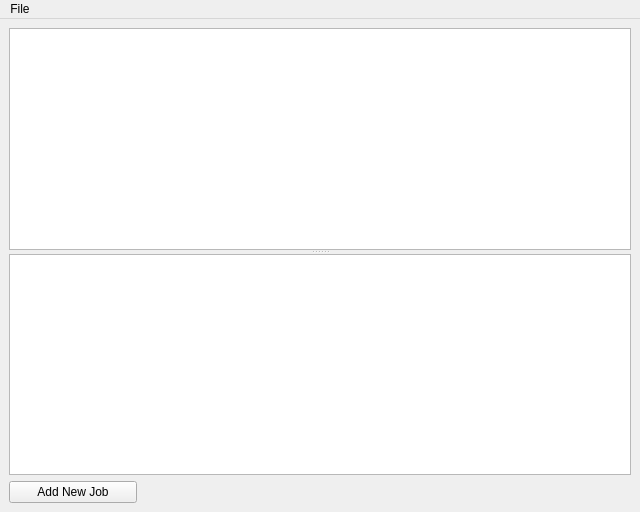
The window that gui/win_main.ui (lordmulder/Simple-x264-Launcher) describes before a commit, drawn with Qt 5.
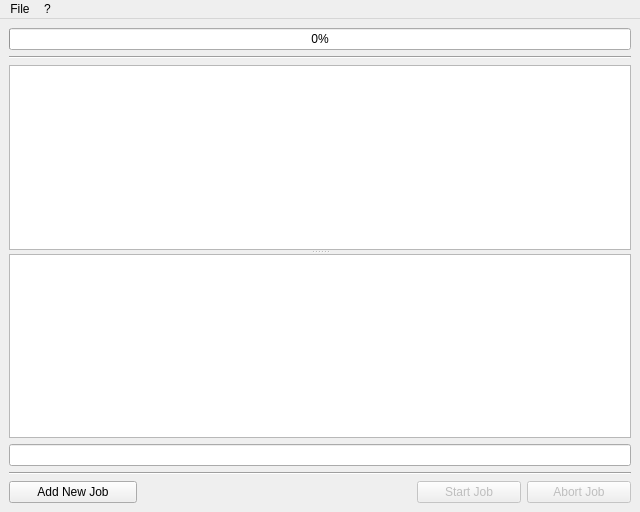
The same window after the commit. Icons and pictures are not drawn.

Commit message: Show progress and progress details in main window!

```diff
--- a/gui/win_main.ui
+++ b/gui/win_main.ui
@@ -15,6 +15,26 @@
   </property>
   <widget class="QWidget" name="centralwidget">
    <layout class="QVBoxLayout" name="verticalLayout">
+    <item>
+     <widget class="QProgressBar" name="progressBar">
+      <property name="value">
+       <number>0</number>
+      </property>
+      <property name="alignment">
+       <set>Qt::AlignCenter</set>
+      </property>
+     </widget>
+    </item>
+    <item>
+     <widget class="QFrame" name="frame_2">
+      <property name="frameShape">
+       <enum>QFrame::HLine</enum>
+      </property>
+      <property name="frameShadow">
+       <enum>QFrame::Sunken</enum>
+      </property>
+     </widget>
+    </item>
     <item>
      <widget class="QSplitter" name="splitter">
       <property name="orientation">
@@ -24,6 +44,9 @@
        <bool>false</bool>
       </property>
       <widget class="QTableView" name="jobsView">
+       <property name="alternatingRowColors">
+        <bool>true</bool>
+       </property>
        <property name="selectionMode">
         <enum>QAbstractItemView::SingleSelection</enum>
        </property>
@@ -46,7 +69,36 @@
         <bool>false</bool>
        </attribute>
       </widget>
-      <widget class="QListView" name="logView"/>
+      <widget class="QListView" name="logView">
+       <property name="font">
+        <font>
+         <family>Lucida Console</family>
+        </font>
+       </property>
+      </widget>
+     </widget>
+    </item>
+    <item>
+     <widget class="QLineEdit" name="editDetails">
+      <property name="font">
+       <font>
+        <weight>75</weight>
+        <bold>true</bold>
+       </font>
+      </property>
+      <property name="readOnly">
+       <bool>true</bool>
+      </property>
+     </widget>
+    </item>
+    <item>
+     <widget class="QFrame" name="frame">
+      <property name="frameShape">
+       <enum>QFrame::HLine</enum>
+      </property>
+      <property name="frameShadow">
+       <enum>QFrame::Sunken</enum>
+      </property>
      </widget>
     </item>
     <item>
@@ -81,6 +133,46 @@
         </property>
        </spacer>
       </item>
+      <item>
+       <widget class="QPushButton" name="buttonStartJob">
+        <property name="enabled">
+         <bool>false</bool>
+        </property>
+        <property name="minimumSize">
+         <size>
+          <width>104</width>
+          <height>0</height>
+         </size>
+        </property>
+        <property name="text">
+         <string>Start Job</string>
+        </property>
+        <property name="icon">
+         <iconset resource="../res/resources.qrc">
+          <normaloff>:/buttons/play_big.png</normaloff>:/buttons/play_big.png</iconset>
+        </property>
+       </widget>
+      </item>
+      <item>
+       <widget class="QPushButton" name="buttonAbortJob">
+        <property name="enabled">
+         <bool>false</bool>
+        </property>
+        <property name="minimumSize">
+         <size>
+          <width>104</width>
+          <height>0</height>
+         </size>
+        </property>
+        <property name="text">
+         <string>Abort Job</string>
+        </property>
+        <property name="icon">
+         <iconset resource="../res/resources.qrc">
+          <normaloff>:/buttons/cancel.png</normaloff>:/buttons/cancel.png</iconset>
+        </property>
+       </widget>
+      </item>
      </layout>
     </item>
    </layout>
@@ -100,7 +192,14 @@
     </property>
     <addaction name="actionExit"/>
    </widget>
+   <widget class="QMenu" name="menu">
+    <property name="title">
+     <string>?</string>
+    </property>
+    <addaction name="actionAbout"/>
+   </widget>
    <addaction name="menuFile"/>
+   <addaction name="menu"/>
   </widget>
   <action name="actionExit">
    <property name="icon">
```
Left out of the diff: 9 changed lines with no effect on the pictures. The commit also changes 21 other files.
